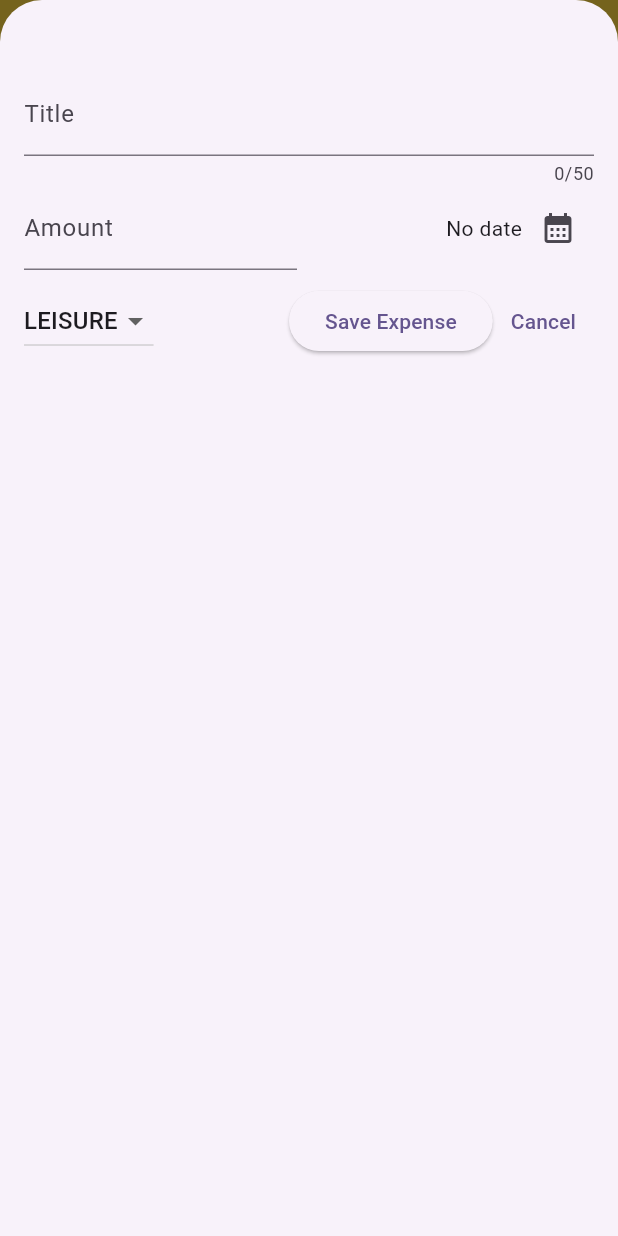
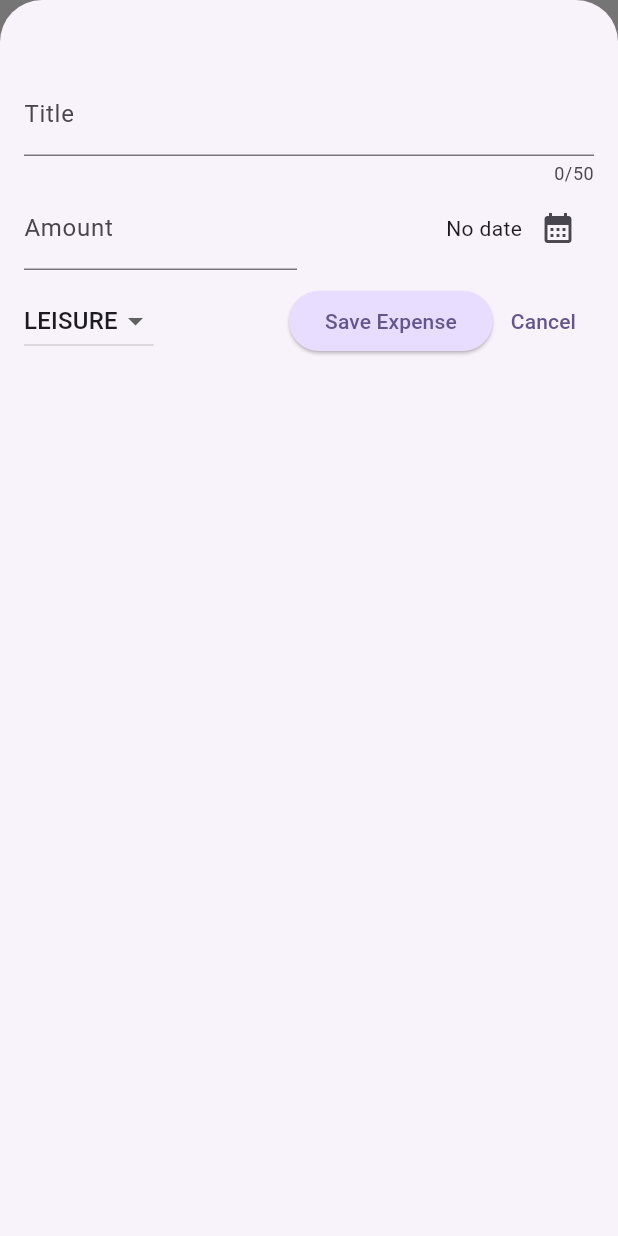
Before and after one commit to josuemj/Flutter-projects, a Flutter app: the screen it shows after launch, after a tap on the "add" icon, on a phone screen of 412 x 824 dp. Run offline on Flutter 3.47's test engine with Material 3 defaults, Android fonts, the light colour scheme and no system bars; our stand-ins replace google_fonts.

Commit message:
setting themes 2

```diff
--- a/expense_tracker/lib/expense_app.dart
+++ b/expense_tracker/lib/expense_app.dart
@@ -78,7 +78,7 @@ class _ExpenseAppState extends State<ExpenseApp> {
         title: Text(
           "Flutter Tracker",
         ),
-        backgroundColor: Colors.amberAccent,
+        backgroundColor: Theme.of(context).appBarTheme.backgroundColor,
         actions: [
           IconButton(
             onPressed: _openAddExpenseOverlay,
--- a/expense_tracker/lib/main.dart
+++ b/expense_tracker/lib/main.dart
@@ -3,17 +3,60 @@ import 'package:flutter/material.dart';
 
 var kColorScheme =
     ColorScheme.fromSeed(seedColor: Color.fromARGB(255, 96, 59, 181));
+var kDarkColorScheme = ColorScheme.fromSeed(
+    seedColor: const Color.fromARGB(255, 13, 73, 176),
+    brightness: Brightness.dark);
+
+// ThemeData.dark().copyWith( // dark() no longer takes any arguments
+//   useMaterial3: true,
+//   colorScheme: kColorScheme,
+//   cardTheme: ...
+// )
 void main() {
   runApp(
     MaterialApp(
+      darkTheme: ThemeData.dark().copyWith(
+        colorScheme: kDarkColorScheme,
+        elevatedButtonTheme: ElevatedButtonThemeData(
+          style: ElevatedButton.styleFrom(
+              backgroundColor: kDarkColorScheme.primaryContainer,
+              foregroundColor: kDarkColorScheme.onPrimaryContainer),
+        ),
+        cardTheme: CardTheme().copyWith(
+          color: kDarkColorScheme.secondaryContainer,
+          margin: const EdgeInsets.symmetric(
+            horizontal: 16,
+            vertical: 8,
+          ),
+        ),
+      ),
+
       home: ExpenseApp(),
       theme: ThemeData().copyWith(
         colorScheme: kColorScheme,
+        elevatedButtonTheme: ElevatedButtonThemeData(
+          style: ElevatedButton.styleFrom(
+              backgroundColor: kColorScheme.primaryContainer),
+        ),
+        textTheme: ThemeData().textTheme.copyWith(
+              titleLarge: TextStyle(
+                  fontWeight: FontWeight.normal,
+                  color: kColorScheme.onSecondaryContainer,
+                  fontSize: 14),
+            ),
+        cardTheme: CardTheme().copyWith(
+          color: kColorScheme.secondaryContainer,
+          margin: const EdgeInsets.symmetric(
+            horizontal: 16,
+            vertical: 8,
+          ),
+        ),
         appBarTheme: const AppBarTheme().copyWith(
           backgroundColor: kColorScheme.onPrimary,
           foregroundColor: kColorScheme.onPrimaryContainer,
         ),
       ),
+      themeMode: ThemeMode.system, // defautl device theme
     ),
   );
 }
--- a/expense_tracker/lib/widgets/expenses_list.dart
+++ b/expense_tracker/lib/widgets/expenses_list.dart
@@ -13,6 +13,12 @@ class ExpensesList extends StatelessWidget {
   Widget build(BuildContext context) {
     return ListView.builder(
       itemBuilder: (context, index) => Dismissible(
+        background: Container(
+          color: Theme.of(context).colorScheme.error,
+          margin: EdgeInsets.symmetric(
+            horizontal: Theme.of(context).cardTheme.margin!.horizontal,
+          ),
+        ),
         onDismissed: (direction) {
           onRemoveExpense(expensesList[index]);
         },
--- a/expense_tracker/lib/widgets/expenses_list/expenses_item.dart
+++ b/expense_tracker/lib/widgets/expenses_list/expenses_item.dart
@@ -17,8 +17,12 @@ class ExpensesItem extends StatelessWidget {
           vertical: 10,
         ),
         child: Column(
+          crossAxisAlignment: CrossAxisAlignment.start,
           children: [
-            Text(expense.title),
+            Text(
+              expense.title,
+              style: Theme.of(context).textTheme.titleLarge,
+            ),
             const SizedBox(
               height: 5,
             ),
```
